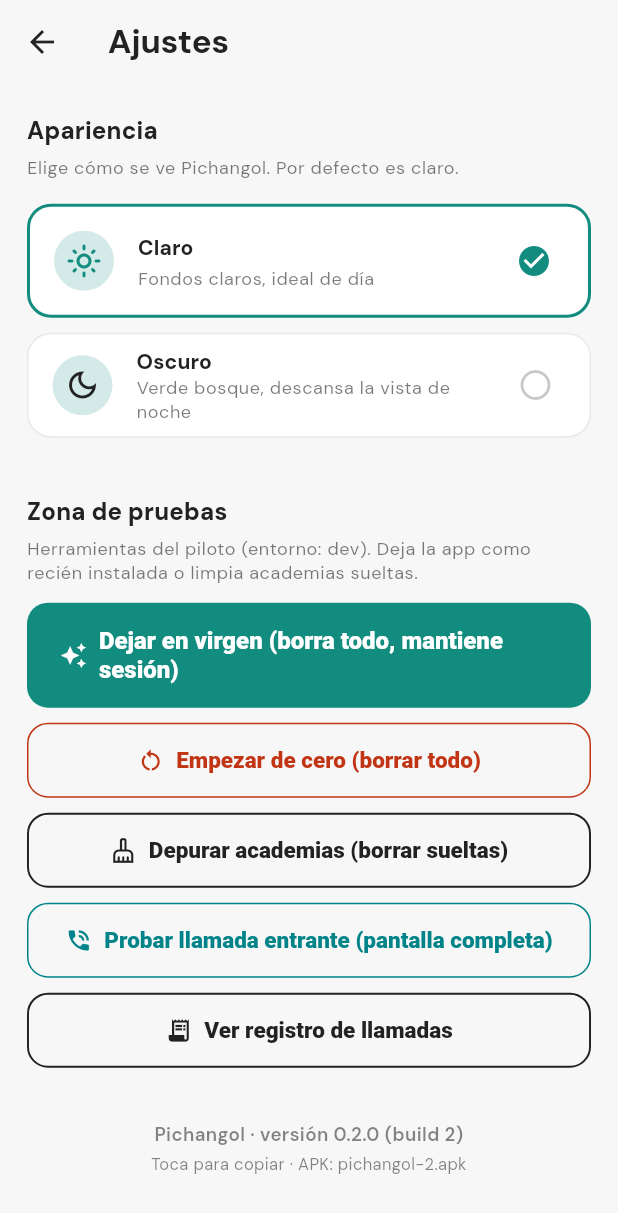
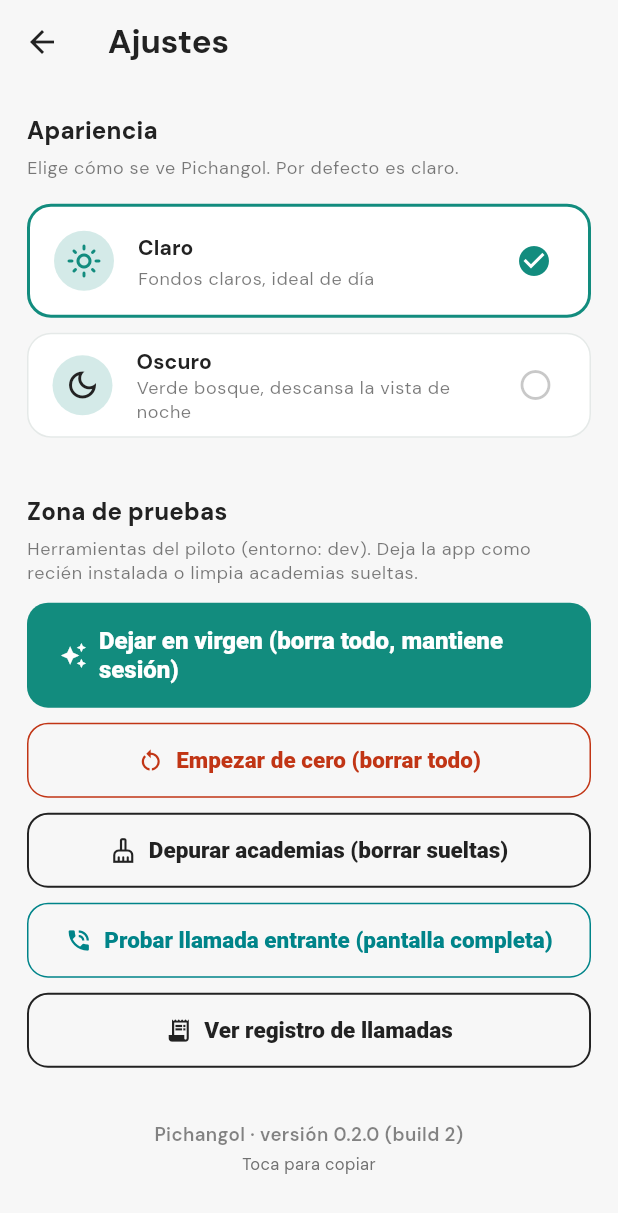
Before and after one commit to dcalagua/canchas-app-lima, a Flutter app: the AjustesScreen screen opened directly, scrolled down 476 dp, on a phone screen of 412 x 824 dp. Shown: the top 1213 px of the screen. Run offline on Flutter 3.47's test engine with Material 3 defaults, Android fonts, the phone set to English and light mode, and no system bars; our stand-ins replace audioplayers, cached_network_image, file_picker, firebase_core, firebase_messaging, flutter_cache_manager and 19 more; missing offline and left inert: flutter_callkit_incoming, flutter_webrtc, google_mlkit_text_recognition, record; accounts and stored records are empty.

Commit message:
fix(ajustes): footer muestra versionCode como 'build', sin construir nombre de APK erróneo
El versionCode de Android lleva un offset por arquitectura (arm64 -> 2xxx), así
que NO equivale al número del APK (pichangol-N.apk). El footer construía
'pichangol-2945.apk' (inexistente). Ahora solo dice 'Toca para copiar' y muestra
versión + build (versionCode); para comparar dos equipos basta que el build
coincida.

```diff
--- a/lib/screens/ajustes_screen.dart
+++ b/lib/screens/ajustes_screen.dart
@@ -377,10 +377,11 @@ class AjustesScreen extends StatelessWidget {
   }
 }
 
-/// Pie de "Ajustes": versión y número de build del APK (= `pichangol-<build>.apk`),
-/// para que el usuario pueda decir qué versión tiene instalada (útil en soporte y
-/// pruebas). Toca para COPIAR el dato. El build sale de `package_info_plus`
-/// (viene del `--build-number` del CI = número de la corrida).
+/// Pie de "Ajustes": versión y `build` (versionCode de Android) para que el
+/// usuario diga qué versión tiene instalada. Toca para COPIAR. OJO: el
+/// versionCode NO es el número del APK (`pichangol-N.apk`): Android le antepone
+/// un dígito por arquitectura (arm64 → 2xxx), así que no se construye el nombre
+/// del archivo con él. Para comparar dos equipos, basta que el build coincida.
 class _VersionApp extends StatelessWidget {
   const _VersionApp();
 
@@ -415,9 +416,9 @@ class _VersionApp extends StatelessWidget {
                           fontSize: 12.5,
                           fontWeight: FontWeight.w600)),
                   const SizedBox(height: 2),
-                  Text('Toca para copiar · APK: pichangol-$build.apk',
+                  const Text('Toca para copiar',
                       textAlign: TextAlign.center,
-                      style: TextStyle(color: tenue, fontSize: 11)),
+                      style: TextStyle(color: textoTenue, fontSize: 11)),
                 ],
               ),
             ),
```
